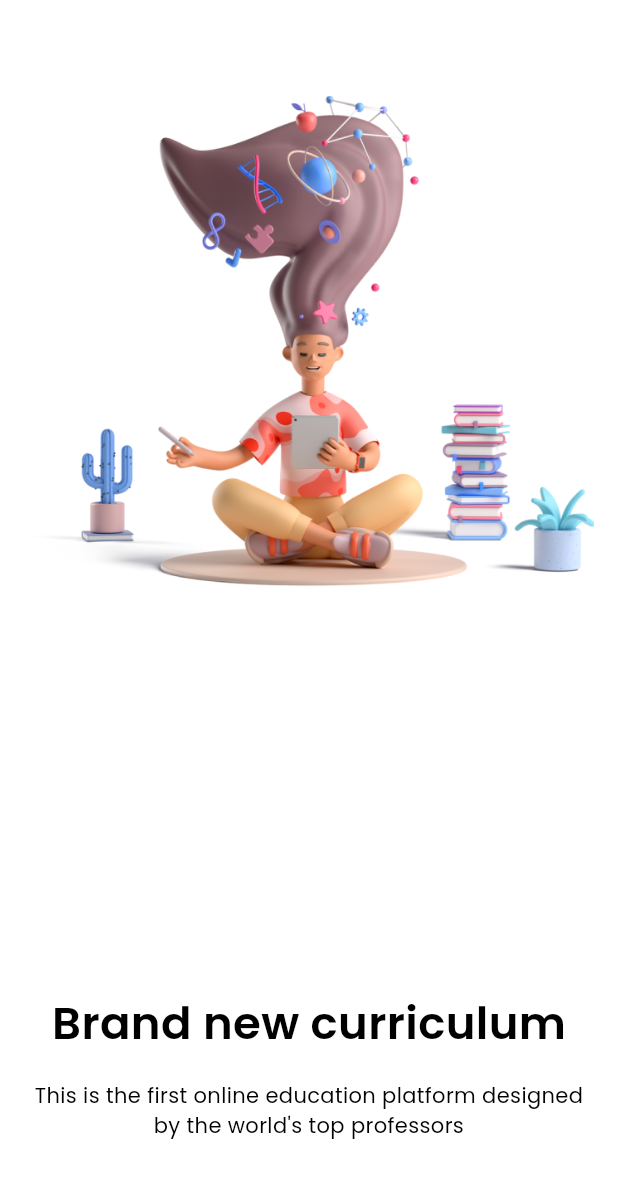
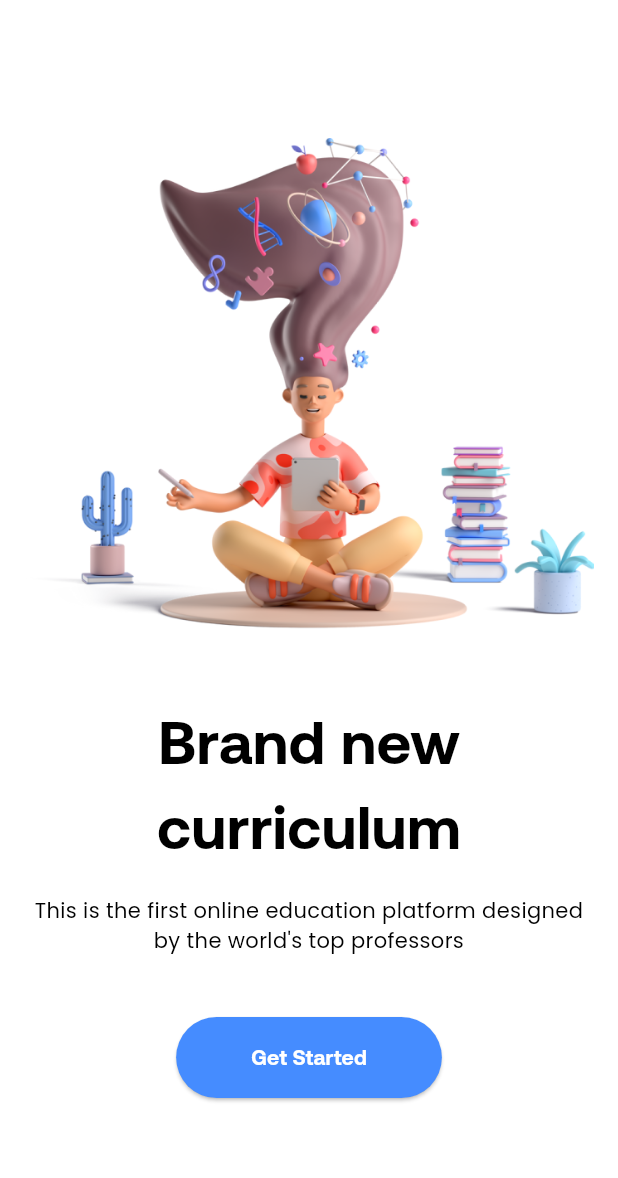
Before and after one commit to abbos0959/education-flutter, a Flutter app: the OnBoardingBody widget shown alone on an empty page, opened directly, on a phone screen of 412 x 824 dp. Shown: the top 1178 px of the screen. Run offline on Flutter 3.47's test engine with Material 2 defaults, Android fonts, the phone set to English and light mode, and no system bars; our stand-ins replace bloc, dartz, equatable, flutter_bloc, get_it, lottie and 2 more; accounts and stored records are empty.

```diff
--- a/lib/src/on_boarding/presentation/widgets/on-boarding-body.dart
+++ b/lib/src/on_boarding/presentation/widgets/on-boarding-body.dart
@@ -1,43 +1,66 @@
 import 'package:education_app/core/extension/context-extension.dart';
+import 'package:education_app/core/res/colours.dart';
+import 'package:education_app/core/res/fonts.dart';
 import 'package:education_app/src/on_boarding/domain/entities/page_content.dart';
+import 'package:education_app/src/on_boarding/presentation/cubit/cubit/on_boarding_cubit.dart';
 import 'package:flutter/material.dart';
+import 'package:flutter_bloc/flutter_bloc.dart';
 
 class OnBoardingBody extends StatelessWidget {
-  const OnBoardingBody({required this.pageCount, super.key});
+  const OnBoardingBody({required this.pageContent, super.key});
 
-  final PageContent pageCount;
+  final PageContent pageContent;
 
   @override
   Widget build(BuildContext context) {
     return Column(
       mainAxisAlignment: MainAxisAlignment.center,
       children: [
-        Image.asset(
-          pageCount.image,
-          height: context.height * .4,
-        ),
-        SizedBox(
-          height: context.height * .3,
-        ),
+        Image.asset(pageContent.image, height: context.height * .4),
+        SizedBox(height: context.height * .03),
         Padding(
           padding: const EdgeInsets.all(20).copyWith(bottom: 0),
           child: Column(
             children: [
               Text(
-                pageCount.title,
-                style:
-                    const TextStyle(fontSize: 30, fontWeight: FontWeight.w600),
+                pageContent.title,
+                textAlign: TextAlign.center,
+                style: const TextStyle(
+                  fontFamily: Fonts.aeonik,
+                  fontSize: 40,
+                  fontWeight: FontWeight.bold,
+                ),
               ),
-              SizedBox(
-                height: context.height * .02,
+              SizedBox(height: context.height * .02),
+              Text(
+                pageContent.description,
+                textAlign: TextAlign.center,
+                style: const TextStyle(fontSize: 14),
               ),
-              Text(
-                pageCount.description,
-                textAlign: TextAlign.center,
-              )
+              SizedBox(height: context.height * .05),
+              ElevatedButton(
+                style: ElevatedButton.styleFrom(
+                  padding: const EdgeInsets.symmetric(
+                    horizontal: 50,
+                    vertical: 17,
+                  ),
+                  backgroundColor: Colours.primaryColour,
+                  foregroundColor: Colors.white,
+                ),
+                onPressed: () {
+                  context.read<OnBoardingCubit>().cacheFirstTimer();
+                },
+                child: const Text(
+                  'Get Started',
+                  style: TextStyle(
+                    fontFamily: Fonts.aeonik,
+                    fontWeight: FontWeight.bold,
+                  ),
+                ),
+              ),
             ],
           ),
-        )
+        ),
       ],
     );
   }
```
Also changed, not shown: lib/src/auth/domain/entities/user.dart (added, +58 -0 lines), lib/src/on_boarding/presentation/views/on_boarding_screen.dart (+5 -5 lines).
